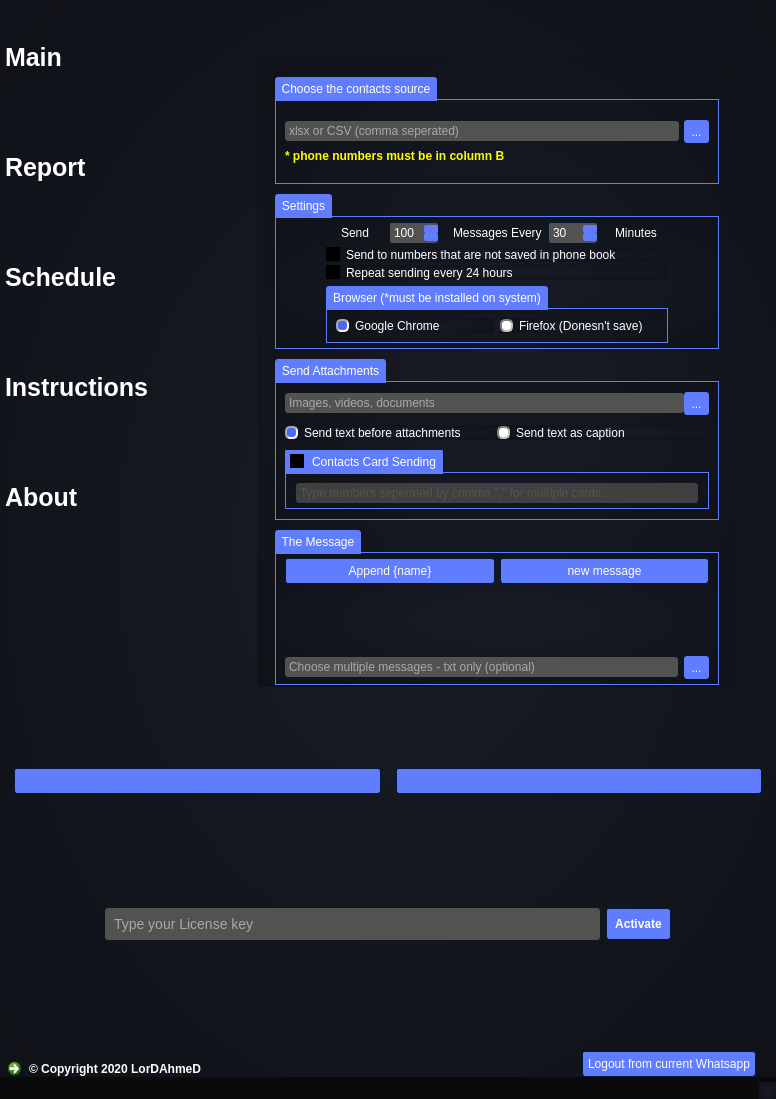
The window that untitled.ui (thelordahmed/Whatsapp-bulk-sender) describes before a commit, drawn with Qt 5.
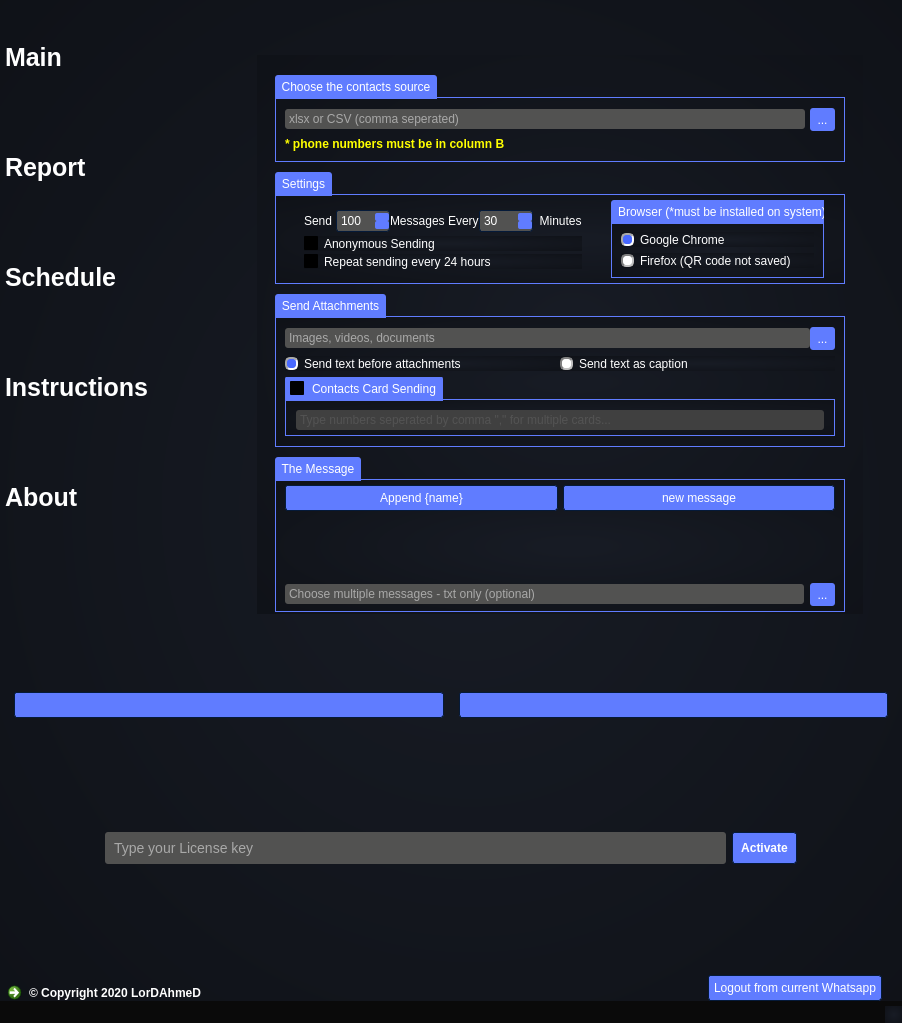
The same window after the commit. Icons and pictures are not drawn.

What changed in the file:
```diff
--- a/untitled.ui
+++ b/untitled.ui
@@ -6,8 +6,8 @@
    <rect>
     <x>0</x>
     <y>0</y>
-    <width>776</width>
-    <height>1099</height>
+    <width>902</width>
+    <height>1023</height>
    </rect>
   </property>
   <property name="minimumSize">
@@ -1226,9 +1226,15 @@
        </property>
        <item>
         <widget class="QListWidget" name="listWidget">
+         <property name="sizePolicy">
+          <sizepolicy hsizetype="Maximum" vsizetype="Expanding">
+           <horstretch>0</horstretch>
+           <verstretch>0</verstretch>
+          </sizepolicy>
+         </property>
          <property name="minimumSize">
           <size>
-           <width>0</width>
+           <width>200</width>
            <height>0</height>
           </size>
          </property>
@@ -1318,8 +1324,8 @@
          </property>
          <property name="iconSize">
           <size>
-           <width>92</width>
-           <height>63</height>
+           <width>86</width>
+           <height>56</height>
           </size>
          </property>
          <property name="textElideMode">
@@ -1605,11 +1611,14 @@
                  <bool>false</bool>
                 </property>
                 <layout class="QVBoxLayout" name="verticalLayout">
+                 <property name="spacing">
+                  <number>-1</number>
+                 </property>
                  <property name="topMargin">
-                  <number>20</number>
+                  <number>10</number>
                  </property>
                  <property name="bottomMargin">
-                  <number>20</number>
+                  <number>10</number>
                  </property>
                  <item>
                   <layout class="QGridLayout" name="gridLayout">
@@ -1681,20 +1690,27 @@
                 <property name="title">
                  <string>Settings</string>
                 </property>
-                <layout class="QVBoxLayout" name="verticalLayout_3">
+                <layout class="QHBoxLayout" name="horizontalLayout_14">
                  <property name="leftMargin">
-                  <number>50</number>
+                  <number>5</number>
                  </property>
                  <property name="topMargin">
                   <number>5</number>
                  </property>
                  <property name="rightMargin">
-                  <number>50</number>
+                  <number>5</number>
                  </property>
                  <property name="bottomMargin">
                   <number>5</number>
                  </property>
                  <item>
+                  <widget class="QFrame" name="">
+                   <property name="sizePolicy">
+                    <sizepolicy hsizetype="Maximum" vsizetype="Preferred">
+                     <horstretch>0</horstretch>
+                     <verstretch>0</verstretch>
+                    </sizepolicy>
+                   </property>
                   <layout class="QVBoxLayout" name="verticalLayout_2">
                    <property name="spacing">
                     <number>3</number>
@@ -1706,6 +1722,12 @@
                      </property>
                      <item alignment="Qt::AlignHCenter">
                       <widget class="QLabel" name="label">
+                        <property name="sizePolicy">
+                         <sizepolicy hsizetype="Maximum" vsizetype="Preferred">
+                          <horstretch>0</horstretch>
+                          <verstretch>0</verstretch>
+                         </sizepolicy>
+                        </property>
                        <property name="maximumSize">
                         <size>
                          <width>50</width>
@@ -1724,9 +1746,15 @@
                      </item>
                      <item alignment="Qt::AlignLeft">
                       <widget class="QSpinBox" name="messages_sbox">
+                        <property name="sizePolicy">
+                         <sizepolicy hsizetype="Maximum" vsizetype="Fixed">
+                          <horstretch>0</horstretch>
+                          <verstretch>0</verstretch>
+                         </sizepolicy>
+                        </property>
                        <property name="maximumSize">
                         <size>
-                         <width>50</width>
+                          <width>16777215</width>
                          <height>16777215</height>
                         </size>
                        </property>
@@ -1743,6 +1771,12 @@
                      </item>
                      <item alignment="Qt::AlignHCenter">
                       <widget class="QLabel" name="label_2">
+                        <property name="sizePolicy">
+                         <sizepolicy hsizetype="Maximum" vsizetype="Preferred">
+                          <horstretch>0</horstretch>
+                          <verstretch>0</verstretch>
+                         </sizepolicy>
+                        </property>
                        <property name="maximumSize">
                         <size>
                          <width>120</width>
@@ -1761,9 +1795,15 @@
                      </item>
                      <item alignment="Qt::AlignHCenter">
                       <widget class="QSpinBox" name="minutes_sbox">
+                        <property name="sizePolicy">
+                         <sizepolicy hsizetype="Maximum" vsizetype="Fixed">
+                          <horstretch>0</horstretch>
+                          <verstretch>0</verstretch>
+                         </sizepolicy>
+                        </property>
                        <property name="maximumSize">
                         <size>
-                         <width>50</width>
+                          <width>16777215</width>
                          <height>16777215</height>
                         </size>
                        </property>
@@ -1780,6 +1820,12 @@
                      </item>
                      <item alignment="Qt::AlignHCenter">
                       <widget class="QLabel" name="label_4">
+                        <property name="sizePolicy">
+                         <sizepolicy hsizetype="Maximum" vsizetype="Preferred">
+                          <horstretch>0</horstretch>
+                          <verstretch>0</verstretch>
+                         </sizepolicy>
+                        </property>
                        <property name="maximumSize">
                         <size>
                          <width>100</width>
@@ -1792,7 +1838,7 @@
                         </font>
                        </property>
                        <property name="text">
-                        <string>Minutes</string>
+                         <string>  Minutes</string>
                        </property>
                        <property name="scaledContents">
                         <bool>false</bool>
@@ -1807,7 +1853,7 @@
                    <item>
                     <widget class="QCheckBox" name="checkBox">
                      <property name="text">
-                      <string>Send to numbers that are not saved in phone book</string>
+                       <string>Anonymous Sending</string>
                      </property>
                     </widget>
                    </item>
@@ -1819,13 +1865,20 @@
                     </widget>
                    </item>
                   </layout>
+                  </widget>
                  </item>
                  <item>
                   <widget class="QGroupBox" name="groupBox_5">
+                   <property name="sizePolicy">
+                    <sizepolicy hsizetype="Maximum" vsizetype="Maximum">
+                     <horstretch>0</horstretch>
+                     <verstretch>0</verstretch>
+                    </sizepolicy>
+                   </property>
                    <property name="title">
                     <string>Browser (*must be installed on system)</string>
                    </property>
-                   <layout class="QHBoxLayout" name="horizontalLayout_14">
+                   <layout class="QVBoxLayout" name="verticalLayout_13">
                     <item>
                      <widget class="QRadioButton" name="chrome_rb">
                       <property name="text">
@@ -1839,7 +1892,7 @@
                     <item>
                      <widget class="QRadioButton" name="firefox_rb">
                       <property name="text">
-                       <string>Firefox (Donesn't save)</string>
+                       <string>Firefox (QR code not saved)</string>
                       </property>
                      </widget>
                     </item>
@@ -1871,7 +1924,7 @@
                   <number>5</number>
                  </property>
                  <property name="verticalSpacing">
-                  <number>10</number>
+                  <number>6</number>
                  </property>
                  <property name="topMargin">
                   <number>10</number>
```
Left out of the diff: 3 changed lines with no effect on the pictures. Lines whose indentation alone changed are shown as unchanged.
